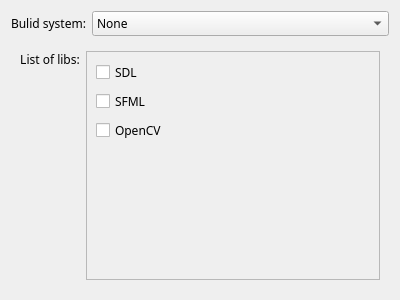
The window that formcpplanguage.ui (Notidman/Dollar) describes before a commit, drawn with Qt 5.
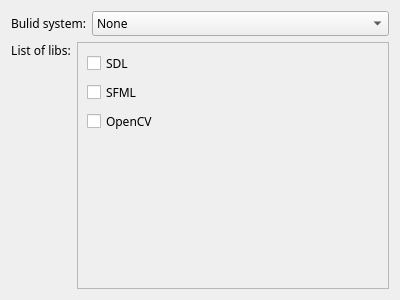
The same window after the commit.

Diff of the .ui file:
```diff
--- a/formcpplanguage.ui
+++ b/formcpplanguage.ui
@@ -18,8 +18,8 @@
   <property name="windowTitle">
    <string>Form</string>
   </property>
-  <layout class="QGridLayout" name="gridLayout_2">
-   <item row="1" column="0">
+  <layout class="QVBoxLayout" name="verticalLayout_2">
+   <item>
     <layout class="QHBoxLayout" name="horizontalLayout">
      <item>
       <widget class="QLabel" name="label">
@@ -53,9 +53,8 @@
      </item>
     </layout>
    </item>
-   <item row="2" column="0">
-    <widget class="QWidget" name="widget" native="true">
-     <layout class="QHBoxLayout" name="horizontalLayout_3">
+   <item>
+    <layout class="QHBoxLayout" name="horizontalLayout_2">
       <item>
        <widget class="QLabel" name="label_2">
         <property name="text">
@@ -91,8 +90,8 @@
           <rect>
            <x>0</x>
            <y>0</y>
-           <width>262</width>
-           <height>231</height>
+          <width>278</width>
+          <height>247</height>
           </rect>
          </property>
          <layout class="QVBoxLayout" name="verticalLayout">
@@ -135,7 +134,6 @@
        </widget>
       </item>
      </layout>
-    </widget>
    </item>
   </layout>
  </widget>
```
Lines whose indentation alone changed are shown as unchanged.
